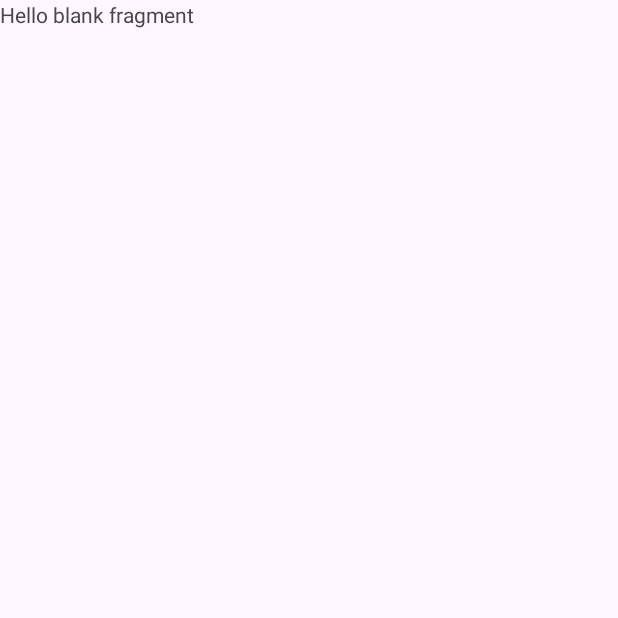
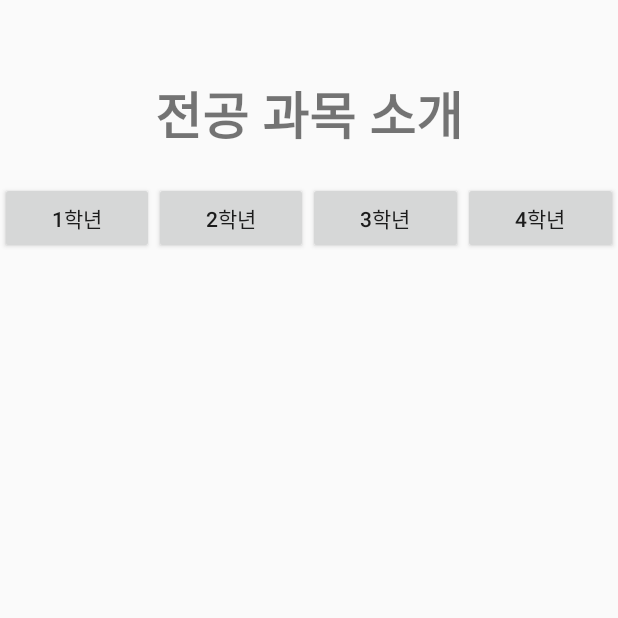
Before and after one commit to junsu0306/School_Manager, an Android app: the roadmap_2 screen opened through its navigation route, on a phone screen of 412 x 824 dp, the top half of it. Before the commit the part shown is almost empty. Run offline under Robolectric (Android 15) with nearby library versions, the phone set to English and light mode, and no system bars.

Commit message:
modify 1

```diff
--- a/app/src/main/res/layout/fragment_roadmap_2.xml
+++ b/app/src/main/res/layout/fragment_roadmap_2.xml
@@ -1,14 +1,70 @@
 <?xml version="1.0" encoding="utf-8"?>
-<FrameLayout xmlns:android="http://schemas.android.com/apk/res/android"
+<androidx.constraintlayout.widget.ConstraintLayout xmlns:android="http://schemas.android.com/apk/res/android"
+    xmlns:app="http://schemas.android.com/apk/res-auto"
     xmlns:tools="http://schemas.android.com/tools"
+    android:id="@+id/frameLayout4"
     android:layout_width="match_parent"
     android:layout_height="match_parent"
-    tools:context=".roadmap_2">
+    tools:context=".roadmap_2" >
 
-    <!-- TODO: Update blank fragment layout -->
-    <TextView
+    <LinearLayout
         android:layout_width="match_parent"
         android:layout_height="match_parent"
-        android:text="@string/hello_blank_fragment" />
+        android:layout_marginTop="50dp"
+        android:orientation="vertical"
+        app:layout_constraintBottom_toBottomOf="parent"
+        app:layout_constraintEnd_toEndOf="parent"
+        app:layout_constraintStart_toStartOf="parent"
+        app:layout_constraintTop_toTopOf="parent"
+        app:layout_constraintVertical_bias="1.0">
 
-</FrameLayout>
+        <TextView
+            android:id="@+id/txt_sbj"
+            android:layout_width="wrap_content"
+            android:layout_height="71dp"
+            android:layout_gravity="center"
+            android:text="전공 과목 소개"
+            android:textSize="34sp"
+            android:textStyle="bold" />
+
+        <LinearLayout
+            android:layout_width="match_parent"
+            android:layout_height="wrap_content"
+            android:orientation="horizontal">
+
+            <Button
+                android:id="@+id/btn_grd1"
+                android:layout_width="wrap_content"
+                android:layout_height="wrap_content"
+                android:layout_weight="1"
+                android:text="1학년" />
+
+            <Button
+                android:id="@+id/btn_grd2"
+                android:layout_width="wrap_content"
+                android:layout_height="wrap_content"
+                android:layout_weight="1"
+                android:text="2학년" />
+
+            <Button
+                android:id="@+id/btn_grd3"
+                android:layout_width="wrap_content"
+                android:layout_height="wrap_content"
+                android:layout_weight="1"
+                android:text="3학년" />
+
+            <Button
+                android:id="@+id/btn_grd4"
+                android:layout_width="wrap_content"
+                android:layout_height="wrap_content"
+                android:layout_weight="1"
+                android:text="4학년" />
+        </LinearLayout>
+
+        <FrameLayout
+            android:layout_width="match_parent"
+            android:layout_height="match_parent">
+
+        </FrameLayout>
+    </LinearLayout>
+</androidx.constraintlayout.widget.ConstraintLayout>
--- a/app/src/main/res/values/themes.xml
+++ b/app/src/main/res/values/themes.xml
@@ -1,6 +1,6 @@
 <resources xmlns:tools="http://schemas.android.com/tools">
     <!-- Base application theme. -->
-    <style name="Base.Theme.MyApplication" parent="Theme.Material3.DayNight.NoActionBar">
+    <style name="Base.Theme.MyApplication" parent="Theme.AppCompat.DayNight.NoActionBar">
         <!-- Customize your light theme here. -->
         <!-- <item name="colorPrimary">@color/my_light_primary</item> -->
     </style>
```
Also changed, not shown: app/src/main/res/layout/fragment_roadmap_1.xml (+42 -5 lines), app/src/main/res/drawable/roadmap_basic.png (added).
